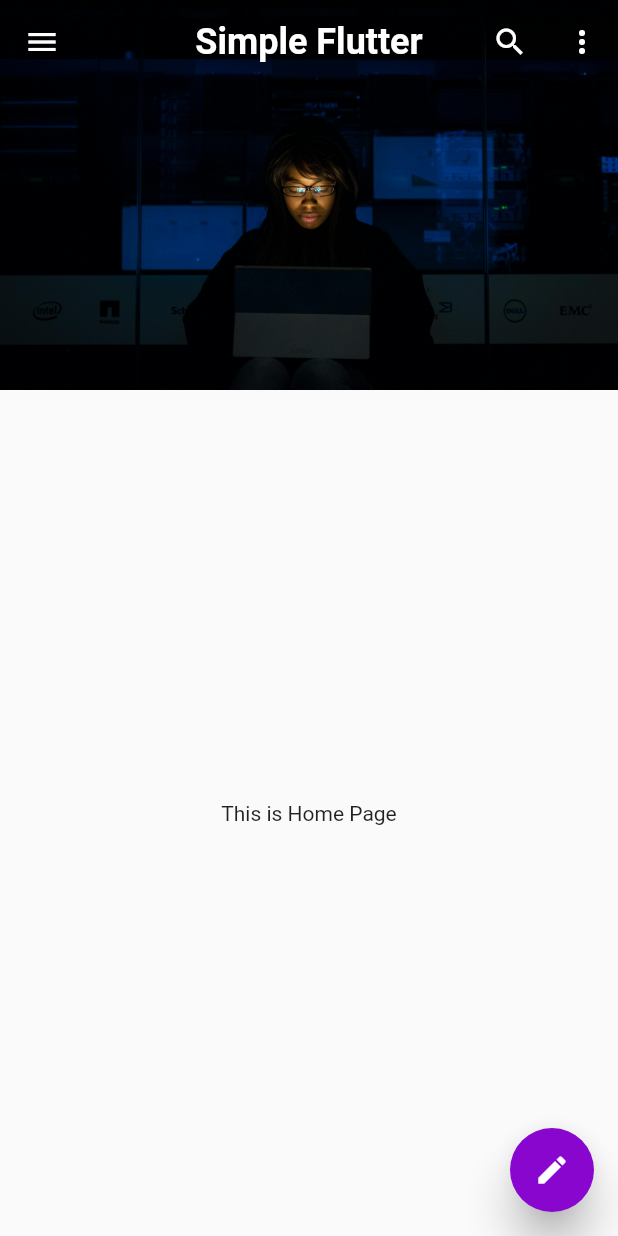
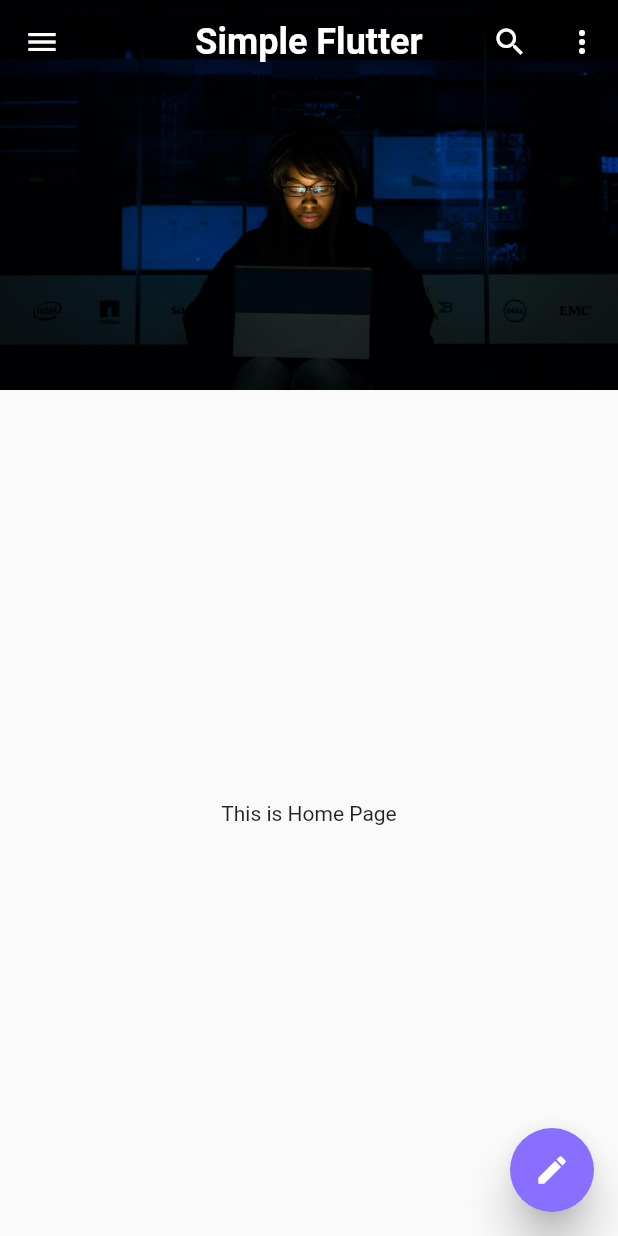
Before and after one commit to yusufrizalh/flutter-rsudpm, a Flutter app: the FirstClass screen opened directly, on a phone screen of 412 x 824 dp. Run offline on Flutter 3.47's test engine with Material 3 defaults, Android fonts, the phone set to English and light mode, and no system bars; our stand-ins replace smooth_page_indicator; network calls fail.

Commit message:
custom material color for swatch

```diff
--- a/lib/main.dart
+++ b/lib/main.dart
@@ -22,6 +22,22 @@ class MyApp extends StatefulWidget {
   State<MyApp> createState() => _MyAppState();
 }
 
+MaterialColor myCustomColor = MaterialColor(
+  const Color.fromRGBO(136, 111, 255, 1).value,
+  const <int, Color>{
+    50: Color.fromRGBO(136, 111, 255, 0.1),
+    100: Color.fromRGBO(136, 111, 255, 0.2),
+    200: Color.fromRGBO(136, 111, 255, 0.3),
+    300: Color.fromRGBO(136, 111, 255, 0.4),
+    400: Color.fromRGBO(136, 111, 255, 0.5),
+    500: Color.fromRGBO(136, 111, 255, 0.6),
+    600: Color.fromRGBO(136, 111, 255, 0.7),
+    700: Color.fromRGBO(136, 111, 255, 0.8),
+    800: Color.fromRGBO(136, 111, 255, 0.9),
+    900: Color.fromRGBO(136, 111, 255, 1),
+  },
+);
+
 class _MyAppState extends State<MyApp> {
   @override
   Widget build(BuildContext context) {
@@ -29,6 +45,7 @@ class _MyAppState extends State<MyApp> {
     return MaterialApp(
       debugShowCheckedModeBanner: false,
       theme: ThemeData(
+        primarySwatch: myCustomColor,
         useMaterial3: false,
       ),
       title: 'Simple Flutter',
@@ -67,7 +84,7 @@ class _FirstClassState extends State<FirstClass> {
 
   @override
   Widget build(BuildContext context) {
-    var myColor = Color(int.parse("0xff${'8806ce'}"));
+    var myColor = Color(int.parse("0xff${'886fff'}"));
     var myBackground = Color(int.parse("0xff${'cccccc'}"));
     var myTextStyle = const TextStyle(
       color: Colors.white,
@@ -147,10 +164,6 @@ class _FirstClassState extends State<FirstClass> {
                 Navigator.of(context).pop();
               },
             ),
-            const Divider(
-              color: Colors.grey,
-              thickness: 1,
-            ),
             ListTile(
               leading: const Icon(Icons.delete),
               title: const Text('Trash'),
@@ -160,6 +173,35 @@ class _FirstClassState extends State<FirstClass> {
                 onChangeDrawerMenu(4);
                 Navigator.of(context).pop();
               },
+            ),
+            const Divider(
+              color: Colors.grey,
+              thickness: 1,
+            ),
+            ExpansionTile(
+              title: const Text('User Area'),
+              children: [
+                ListTile(
+                  leading: const Icon(Icons.person_add),
+                  title: const Text('Register'),
+                  selected: selectedDrawerIndex == 5,
+                  onTap: () {
+                    // redirect to register page
+                    onChangeDrawerMenu(5);
+                    Navigator.of(context).pop();
+                  },
+                ),
+                ListTile(
+                  leading: const Icon(Icons.login),
+                  title: const Text('Login'),
+                  selected: selectedDrawerIndex == 6,
+                  onTap: () {
+                    // redirect to login page
+                    onChangeDrawerMenu(6);
+                    Navigator.of(context).pop();
+                  },
+                ),
+              ],
             ),
           ],
         ),
--- a/lib/pages/contacts.page.dart
+++ b/lib/pages/contacts.page.dart
@@ -9,8 +9,6 @@ class ContactsPage extends StatefulWidget {
 }
 
 class _ContactsPageState extends State<ContactsPage> {
-  var myColor = Color(int.parse("0xff${'006c75'}"));
-
   @override
   Widget build(BuildContext context) {
     return Scaffold(
@@ -33,7 +31,6 @@ class _ContactsPageState extends State<ContactsPage> {
           ),
         ),
         centerTitle: false,
-        backgroundColor: myColor,
       ),
       body: Center(
         child: Column(
--- a/lib/pages/help.page.dart
+++ b/lib/pages/help.page.dart
@@ -8,15 +8,12 @@ class HelpPage extends StatefulWidget {
 }
 
 class _HelpPageState extends State<HelpPage> {
-  var myColor = Color(int.parse("0xff${'006c75'}"));
-
   @override
   Widget build(BuildContext context) {
     return Scaffold(
       appBar: AppBar(
         title: const Text('Help and Feedback'),
         centerTitle: false,
-        backgroundColor: myColor,
       ),
       body: const Center(
         child: Column(
--- a/lib/pages/messages.page.dart
+++ b/lib/pages/messages.page.dart
@@ -11,7 +11,7 @@ class MessagesPage extends StatefulWidget {
 }
 
 class _MessagesPageState extends State<MessagesPage> {
-  var myColor = Color(int.parse("0xff${'006c75'}"));
+  var myColor = const Color.fromRGBO(136, 111, 255, 1);
 
   //* all tab menus
   static const List<Widget> widgetBottomNavigation = <Widget>[
@@ -36,7 +36,6 @@ class _MessagesPageState extends State<MessagesPage> {
       appBar: AppBar(
         title: const Text('Messages'),
         centerTitle: false,
-        backgroundColor: myColor,
       ),
       body: Center(
         child: Column(
--- a/lib/pages/settings.page.dart
+++ b/lib/pages/settings.page.dart
@@ -8,15 +8,12 @@ class SettingsPage extends StatefulWidget {
 }
 
 class _SettingsPageState extends State<SettingsPage> {
-  var myColor = Color(int.parse("0xff${'006c75'}"));
-
   @override
   Widget build(BuildContext context) {
     return Scaffold(
       appBar: AppBar(
         title: const Text('Settings'),
         centerTitle: false,
-        backgroundColor: myColor,
       ),
       body: const Center(
         child: Column(
```
